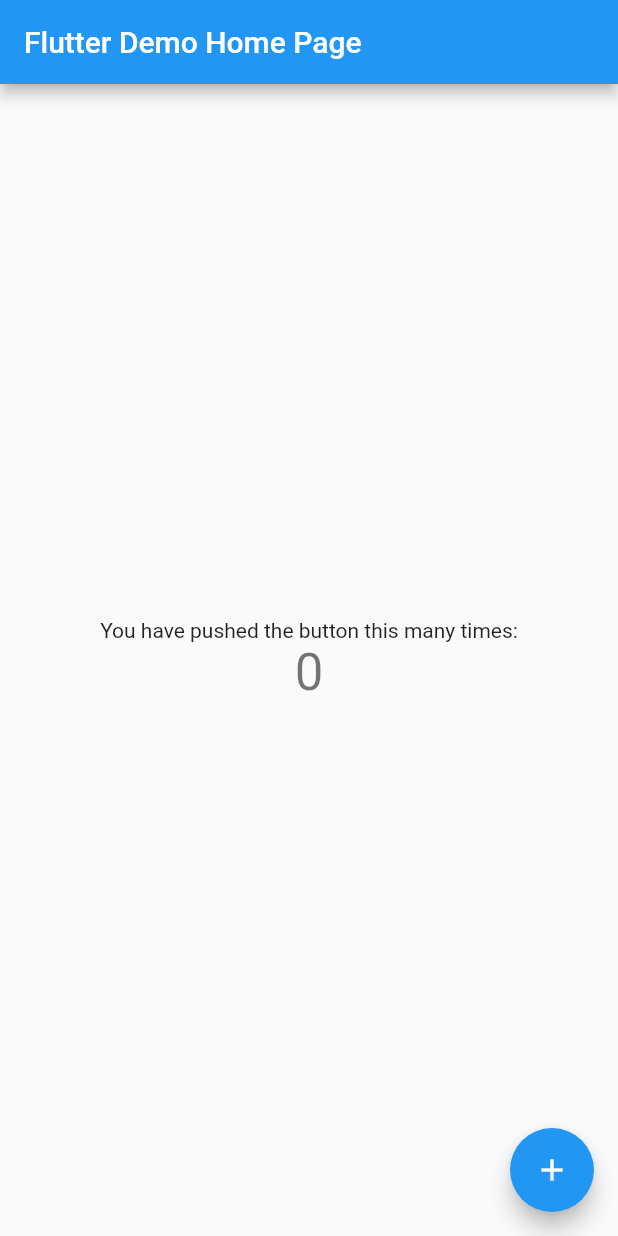
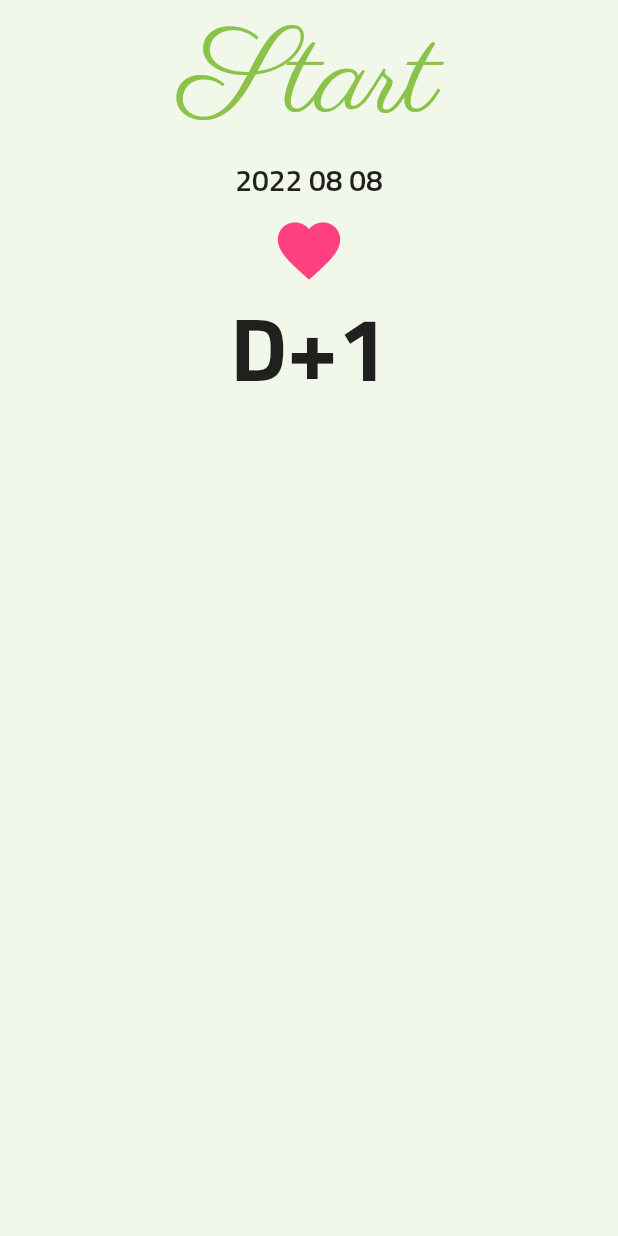
Before and after one commit to leeseongwon95/d_day_app, a Flutter app: the screen it shows after launch, on a phone screen of 412 x 824 dp. Run offline on Flutter 3.47's test engine with Material 2 defaults, Android fonts, the phone set to English and light mode, and no system bars.

Commit message:
pubspec 폰트 이미지 세팅 값 수정

```diff
--- a/lib/main.dart
+++ b/lib/main.dart
@@ -1,115 +1,10 @@
 import 'package:flutter/material.dart';
+import 'screen/home_screen.dart';
 
 void main() {
-  runApp(const MyApp());
+  runApp(
+    MaterialApp(
+      home: HomeScreen(),
+    )
+  );
 }
-
-class MyApp extends StatelessWidget {
-  const MyApp({Key? key}) : super(key: key);
-
-  // This widget is the root of your application.
-  @override
-  Widget build(BuildContext context) {
-    return MaterialApp(
-      title: 'Flutter Demo',
-      theme: ThemeData(
-        // This is the theme of your application.
-        //
-        // Try running your application with "flutter run". You'll see the
-        // application has a blue toolbar. Then, without quitting the app, try
-        // changing the primarySwatch below to Colors.green and then invoke
-        // "hot reload" (press "r" in the console where you ran "flutter run",
-        // or simply save your changes to "hot reload" in a Flutter IDE).
-        // Notice that the counter didn't reset back to zero; the application
-        // is not restarted.
-        primarySwatch: Colors.blue,
-      ),
-      home: const MyHomePage(title: 'Flutter Demo Home Page'),
-    );
-  }
-}
-
-class MyHomePage extends StatefulWidget {
-  const MyHomePage({Key? key, required this.title}) : super(key: key);
-
-  // This widget is the home page of your application. It is stateful, meaning
-  // that it has a State object (defined below) that contains fields that affect
-  // how it looks.
-
-  // This class is the configuration for the state. It holds the values (in this
-  // case the title) provided by the parent (in this case the App widget) and
-  // used by the build method of the State. Fields in a Widget subclass are
-  // always marked "final".
-
-  final String title;
-
-  @override
-  State<MyHomePage> createState() => _MyHomePageState();
-}
-
-class _MyHomePageState extends State<MyHomePage> {
-  int _counter = 0;
-
-  void _incrementCounter() {
-    setState(() {
-      // This call to setState tells the Flutter framework that something has
-      // changed in this State, which causes it to rerun the build method below
-      // so that the display can reflect the updated values. If we changed
-      // _counter without calling setState(), then the build method would not be
-      // called again, and so nothing would appear to happen.
-      _counter++;
-    });
-  }
-
-  @override
-  Widget build(BuildContext context) {
-    // This method is rerun every time setState is called, for instance as done
-    // by the _incrementCounter method above.
-    //
-    // The Flutter framework has been optimized to make rerunning build methods
-    // fast, so that you can just rebuild anything that needs updating rather
-    // than having to individually change instances of widgets.
-    return Scaffold(
-      appBar: AppBar(
-        // Here we take the value from the MyHomePage object that was created by
-        // the App.build method, and use it to set our appbar title.
-        title: Text(widget.title),
-      ),
-      body: Center(
-        // Center is a layout widget. It takes a single child and positions it
-        // in the middle of the parent.
-        child: Column(
-          // Column is also a layout widget. It takes a list of children and
-          // arranges them vertically. By default, it sizes itself to fit its
-          // children horizontally, and tries to be as tall as its parent.
-          //
-          // Invoke "debug painting" (press "p" in the console, choose the
-          // "Toggle Debug Paint" action from the Flutter Inspector in Android
-          // Studio, or the "Toggle Debug Paint" command in Visual Studio Code)
-          // to see the wireframe for each widget.
-          //
-          // Column has various properties to control how it sizes itself and
-          // how it positions its children. Here we use mainAxisAlignment to
-          // center the children vertically; the main axis here is the vertical
-          // axis because Columns are vertical (the cross axis would be
-          // horizontal).
-          mainAxisAlignment: MainAxisAlignment.center,
-          children: <Widget>[
-            const Text(
-              'You have pushed the button this many times:',
-            ),
-            Text(
-              '$_counter',
-              style: Theme.of(context).textTheme.headline4,
-            ),
-          ],
-        ),
-      ),
-      floatingActionButton: FloatingActionButton(
-        onPressed: _incrementCounter,
-        tooltip: 'Increment',
-        child: const Icon(Icons.add),
-      ), // This trailing comma makes auto-formatting nicer for build methods.
-    );
-  }
-}
--- /dev/null
+++ b/lib/screen/home_screen.dart
@@ -0,0 +1,47 @@
+import 'package:flutter/material.dart';
+
+class HomeScreen extends StatefulWidget {
+  const HomeScreen({Key? key}) : super(key: key);
+
+  @override
+  State<HomeScreen> createState() => _HomeScreenState();
+}
+
+class _HomeScreenState extends State<HomeScreen> {
+  @override
+  Widget build(BuildContext context) {
+    return Scaffold(
+      backgroundColor: Colors.lightGreen[50],
+      body: SafeArea(
+        child: Container(
+          width: MediaQuery.of(context).size.width,
+          child: Column(
+            children: [
+              Text('Start', style: TextStyle(
+                color: Colors.lightGreen,
+                fontFamily: 'pasisienne',
+                fontSize: 80
+              ),),
+              Text('2022 08 08', style: TextStyle(
+                fontFamily: 'sunflower',
+                fontSize: 20
+              ),),
+              IconButton(
+                  iconSize: 50,
+                  onPressed: (){},
+                  icon: Icon(
+                    Icons.favorite,
+                    color: Colors.pinkAccent,
+              )),
+              Text('D+1', style: TextStyle(
+                fontFamily: 'sunflower',
+                fontWeight: FontWeight.w700,
+                fontSize: 60
+              ),)
+            ],
+          ),
+        ),
+      ),
+    );
+  }
+}
--- a/pubspec.yaml
+++ b/pubspec.yaml
@@ -58,7 +58,7 @@ flutter:
   uses-material-design: true
 
   assets:
-    - asset/img
+    - asset/
   fonts:
     - family: pasisienne
       fonts:
```
